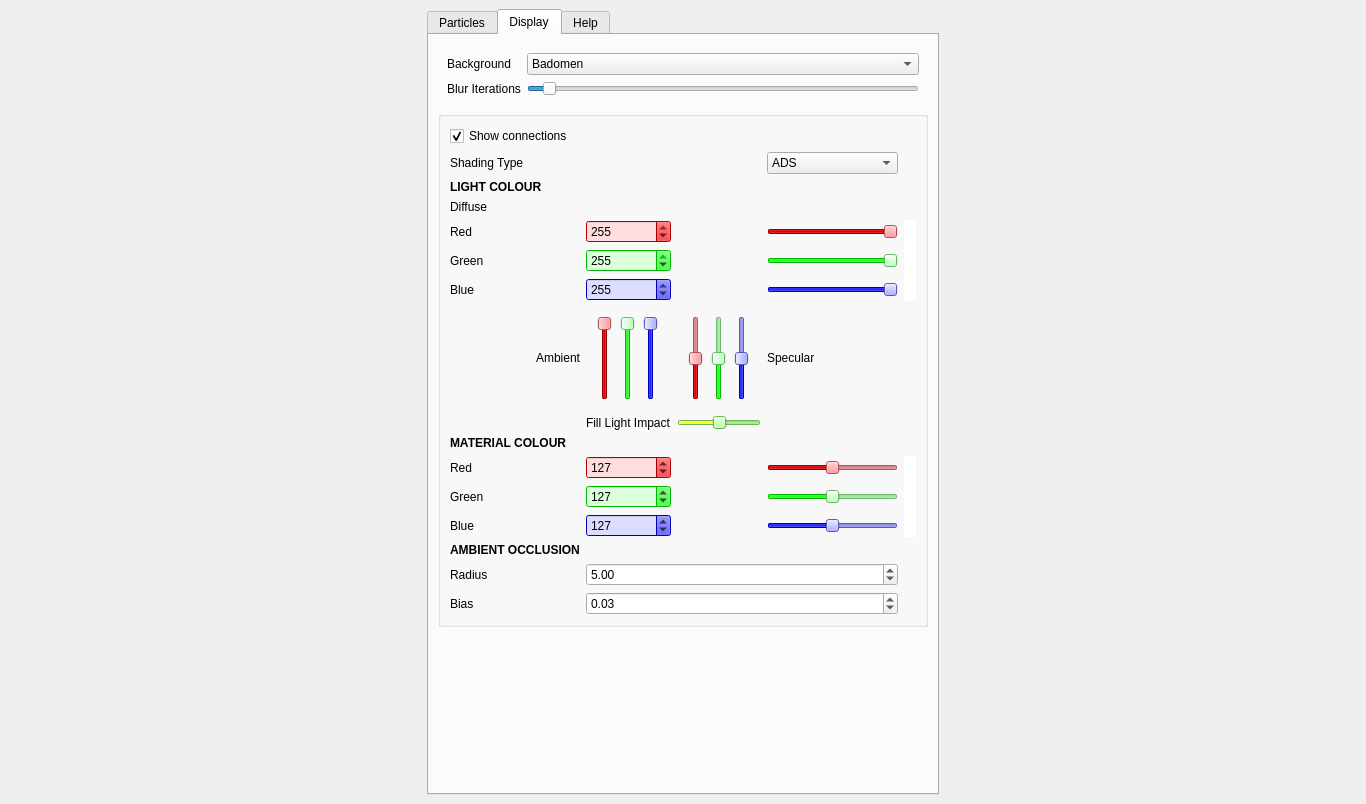
Above: ui/GUI.ui from eulersson/CellGrowth before the change. Below: the same form after it.
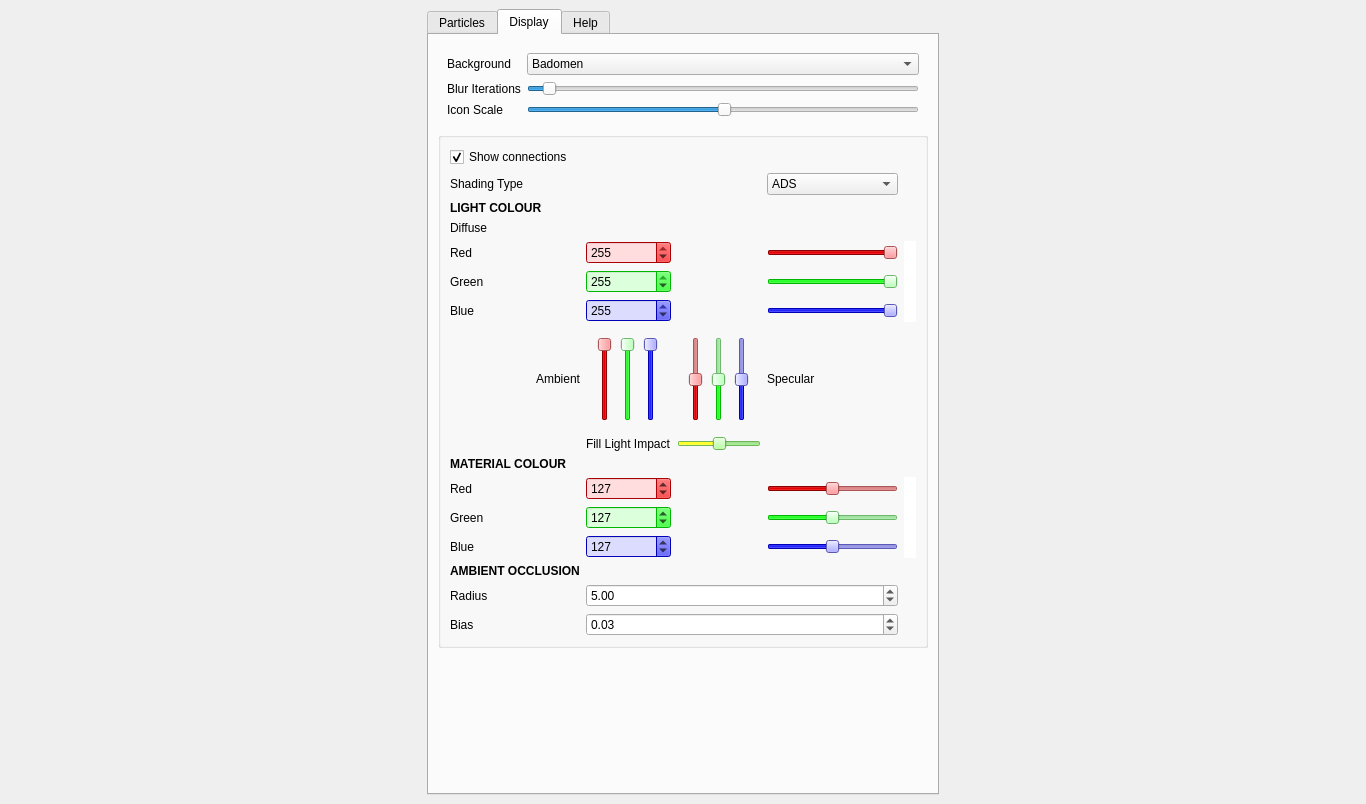
That is the form after the change. The open tabs and pages were chosen to show the change.

Commit message: Light icon scale implemented

```diff
--- a/ui/GUI.ui
+++ b/ui/GUI.ui
@@ -28,7 +28,7 @@
            </sizepolicy>
           </property>
           <property name="currentIndex">
-           <number>0</number>
+           <number>1</number>
           </property>
           <widget class="QWidget" name="tab">
            <attribute name="title">
@@ -558,13 +558,6 @@
             <item>
              <widget class="QWidget" name="widget" native="true">
               <layout class="QGridLayout" name="gridLayout_8">
-               <item row="1" column="0">
-                <widget class="QLabel" name="label_blur_iterations">
-                 <property name="text">
-                  <string>Blur Iterations</string>
-                 </property>
-                </widget>
-               </item>
                <item row="0" column="1">
                 <widget class="QComboBox" name="m_background_selector">
                  <property name="sizePolicy">
@@ -615,6 +608,20 @@
                  </item>
                 </widget>
                </item>
+               <item row="1" column="0">
+                <widget class="QLabel" name="label_blur_iterations">
+                 <property name="text">
+                  <string>Blur Iterations</string>
+                 </property>
+                </widget>
+               </item>
+               <item row="2" column="0">
+                <widget class="QLabel" name="label_light_icon_scale">
+                 <property name="text">
+                  <string>Icon Scale</string>
+                 </property>
+                </widget>
+               </item>
                <item row="0" column="0">
                 <widget class="QLabel" name="label_background">
                  <property name="text">
@@ -641,6 +648,16 @@
                  </property>
                 </widget>
                </item>
+               <item row="2" column="1">
+                <widget class="QSlider" name="m_icon_scale">
+                 <property name="value">
+                  <number>50</number>
+                 </property>
+                 <property name="orientation">
+                  <enum>Qt::Horizontal</enum>
+                 </property>
+                </widget>
+               </item>
               </layout>
              </widget>
             </item>
```
The commit also changes 9 other files.
